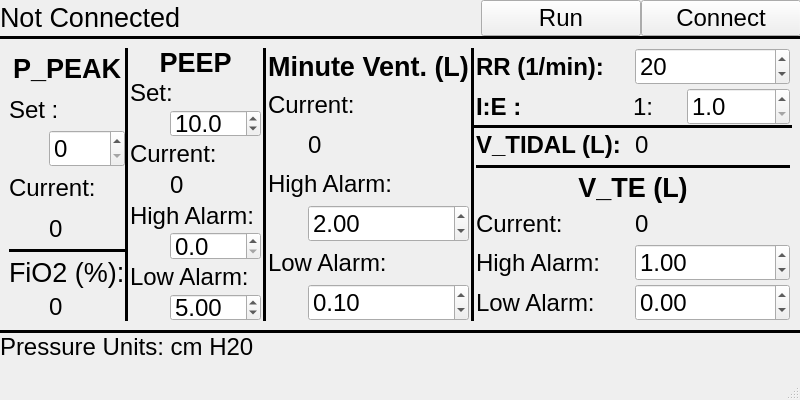
Old version of the form raspi/vent_gui.ui in the repository bruno2-ventilator/bruno2.
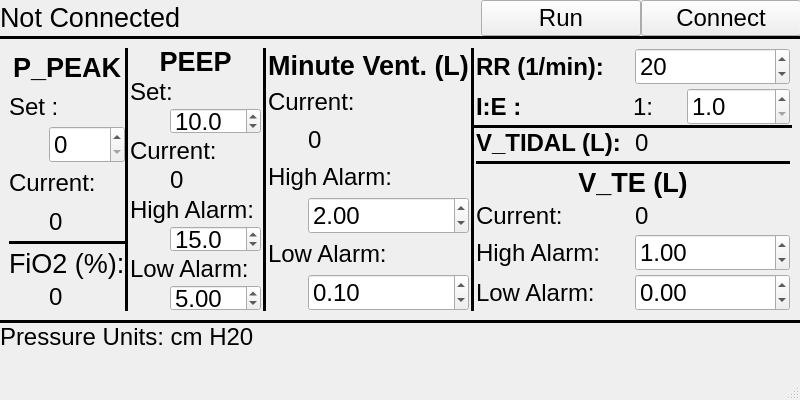
New version of the form.

Commit message: All messages between Pi + Teensy should work; however they are not acknowledged.

The edit to the form file:
```diff
--- a/raspi/vent_gui.ui
+++ b/raspi/vent_gui.ui
@@ -26,7 +26,7 @@
       <x>0</x>
       <y>0</y>
       <width>801</width>
-      <height>361</height>
+      <height>351</height>
      </rect>
     </property>
     <layout class="QVBoxLayout" name="verticalLayout_4" stretch="1,1,8,0,1">
@@ -503,7 +503,7 @@
                  <double>35.000000000000000</double>
                 </property>
                 <property name="value">
-                 <double>0.000000000000000</double>
+                 <double>15.000000000000000</double>
                 </property>
                </widget>
               </item>
@@ -693,7 +693,7 @@
                  </font>
                 </property>
                 <property name="maximum">
-                 <double>3.000000000000000</double>
+                 <double>20.000000000000000</double>
                 </property>
                 <property name="singleStep">
                  <double>0.010000000000000</double>
@@ -747,7 +747,7 @@
                  </font>
                 </property>
                 <property name="maximum">
-                 <double>3.000000000000000</double>
+                 <double>20.000000000000000</double>
                 </property>
                 <property name="singleStep">
                  <double>0.010000000000000</double>
```
Left out of the diff: 4 changed lines with no effect on the pictures. The commit also changes 1 other file.
